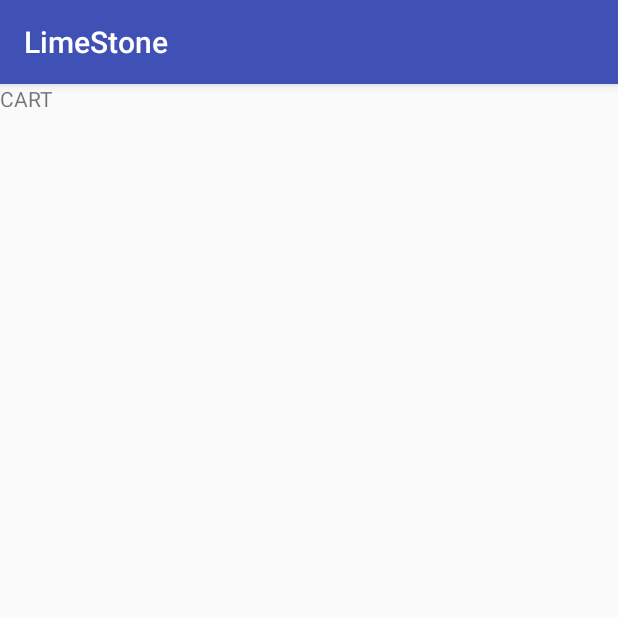
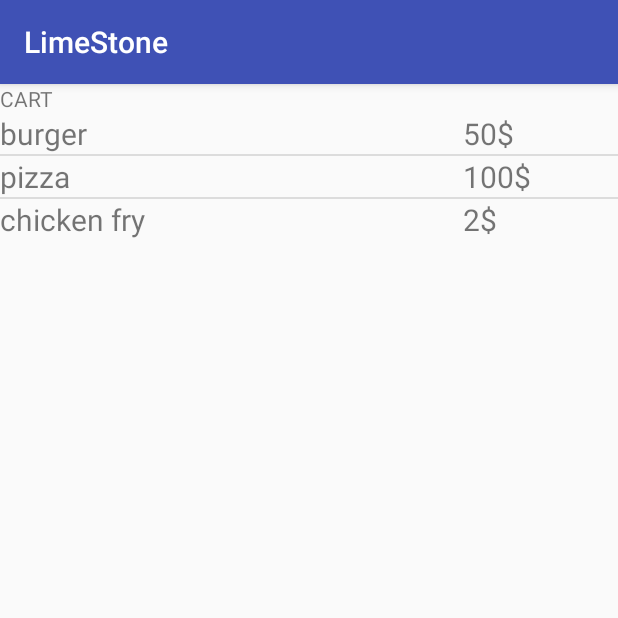
Before and after one commit to shamshad919/Foodie, an Android app: the cart screen opened directly, with no data from a screen before it, on a phone screen of 412 x 824 dp, the top half of it. Run offline under Robolectric (Android 15) with nearby library versions, the phone set to English and light mode, and no system bars.

Commit message:
cartlistview frontend

```diff
--- a/app/src/main/java/com/example/shamshad/foodorder/MainActivity.java
+++ b/app/src/main/java/com/example/shamshad/foodorder/MainActivity.java
@@ -39,7 +39,7 @@ public class MainActivity extends AppCompatActivity implements View.OnClickListe
     @Override
     public void onClick(View v) {
         if(v==signin){
-            startActivity(new Intent(this,sign_in.class));
+            startActivity(new Intent(this,cart.class));
         }
         if(v==signup){
             startActivity(new Intent(this,sign_up.class));
--- a/app/src/main/java/com/example/shamshad/foodorder/cart.java
+++ b/app/src/main/java/com/example/shamshad/foodorder/cart.java
@@ -1,7 +1,17 @@
 package com.example.shamshad.foodorder;
 
+import android.content.Context;
+import android.support.annotation.LayoutRes;
+import android.support.annotation.NonNull;
 import android.support.v7.app.AppCompatActivity;
 import android.os.Bundle;
+import android.widget.ArrayAdapter;
+import android.widget.ListAdapter;
+import android.widget.ListView;
+
+
+
+
 
 public class cart extends AppCompatActivity {
 
@@ -9,5 +19,14 @@ public class cart extends AppCompatActivity {
     protected void onCreate(Bundle savedInstanceState) {
         super.onCreate(savedInstanceState);
         setContentView(R.layout.cart);
+
+        ListView cartlistview=(ListView)findViewById(R.id.cartlistview);
+        String[] foodsincart={"burger","pizza","chicken fry"};
+        String[] priceincart={"50$","100$","2$"};
+
+        ListAdapter mycartlistadapter=new cartlistadapter(this,foodsincart,priceincart);
+        cartlistview.setAdapter(mycartlistadapter);
+
+
     }
 }
--- /dev/null
+++ b/app/src/main/java/com/example/shamshad/foodorder/cartlistadapter.java
@@ -0,0 +1,39 @@
+package com.example.shamshad.foodorder;
+
+import android.content.Context;
+import android.support.annotation.NonNull;
+import android.support.annotation.Nullable;
+import android.view.LayoutInflater;
+import android.view.View;
+import android.view.ViewGroup;
+import android.widget.ArrayAdapter;
+import android.widget.TextView;
+
+/**
+ * Created by Zoro on 14-Feb-18.
+ */
+
+public class cartlistadapter extends ArrayAdapter<String> {
+
+    Context context;
+    String[] foodsincart;
+    String[] priceincart;
+    cartlistadapter(Context context,String[] foodsincart,String[] priceincart ){
+        super(context,R.layout.cartlistrow,foodsincart);
+        this.context=context;
+        this.foodsincart=foodsincart;
+        this.priceincart=priceincart;
+    }
+
+    @NonNull
+    @Override
+    public View getView(int position, @Nullable View convertView, @NonNull ViewGroup parent) {
+        LayoutInflater myinflater=LayoutInflater.from(getContext());
+        View customView=myinflater.inflate(R.layout.cartlistrow,parent,false);
+        TextView food_in_cartlist=(TextView)customView.findViewById(R.id.food_in_cartlist);
+        TextView price_in_cartlist=(TextView)customView.findViewById(R.id.price_in_cartlist);
+        food_in_cartlist.setText(foodsincart[position]);
+        price_in_cartlist.setText(priceincart[position]);
+        return customView;
+    }
+}
--- a/app/src/main/res/layout/cart.xml
+++ b/app/src/main/res/layout/cart.xml
@@ -1,14 +1,20 @@
 <?xml version="1.0" encoding="utf-8"?>
-<android.support.constraint.ConstraintLayout xmlns:android="http://schemas.android.com/apk/res/android"
-    xmlns:app="http://schemas.android.com/apk/res-auto"
-    xmlns:tools="http://schemas.android.com/tools"
+<LinearLayout xmlns:android="http://schemas.android.com/apk/res/android"
     android:layout_width="match_parent"
-    android:layout_height="match_parent"
-    tools:context="com.example.shamshad.foodorder.cart">
+    android:layout_height="wrap_content"
+    android:orientation="vertical">
 
     <TextView
         android:layout_width="match_parent"
-        android:layout_height="match_parent"
-        android:text="CART"/>
+        android:layout_height="wrap_content"
+        android:text="CART"
+         />
 
-</android.support.constraint.ConstraintLayout>
+
+    <ListView
+        android:layout_width="match_parent"
+        android:layout_height="wrap_content"
+        android:id="@+id/cartlistview"
+        >
+    </ListView>
+</LinearLayout>
--- /dev/null
+++ b/app/src/main/res/layout/cartlistrow.xml
@@ -0,0 +1,22 @@
+<?xml version="1.0" encoding="utf-8"?>
+<LinearLayout xmlns:android="http://schemas.android.com/apk/res/android"
+    android:layout_width="match_parent"
+    android:layout_height="wrap_content">
+
+    <TextView
+        android:id="@+id/food_in_cartlist"
+        android:layout_width="0dp"
+        android:layout_height="wrap_content"
+        android:layout_weight="3"
+        android:textSize="20dp"
+        android:text="FoodItem" />
+
+    <TextView
+        android:id="@+id/price_in_cartlist"
+        android:layout_width="0dp"
+        android:layout_height="wrap_content"
+        android:layout_weight="1"
+        android:textSize="20dp"
+        android:text="1000$" />
+
+</LinearLayout>
--- a/app/src/main/res/layout/food_listrow.xml
+++ b/app/src/main/res/layout/food_listrow.xml
@@ -11,7 +11,7 @@
 
         <ImageView
             android:id="@+id/food_imageview"
-            android:layout_width="400dp"
+            android:layout_width="match_parent"
             android:layout_height="200dp"
             android:scaleType="centerCrop"
             android:src="@mipmap/ic_launcher" />
--- a/app/src/main/res/layout/restaurant_listrow.xml
+++ b/app/src/main/res/layout/restaurant_listrow.xml
@@ -6,7 +6,7 @@
     xmlns:app="http://schemas.android.com/apk/res-auto">
         <ImageView
            android:id="@+id/restaurant_imageview"
-           android:layout_width="400dp"
+           android:layout_width="match_parent"
            android:layout_height="200dp"
            android:scaleType="centerCrop"
            android:src="@mipmap/ic_launcher" />
@@ -38,7 +38,7 @@
             android:layout_width="wrap_content"
             android:layout_height="18dp"
             android:layout_centerVertical="true"
-            android:src="@drawable/ic_star_black_24dp"
+            android:src="@drawable/facebook"
             android:layout_toLeftOf="@+id/rating_restaurant"
             android:id="@+id/imageView5" />
     </RelativeLayout>
```
